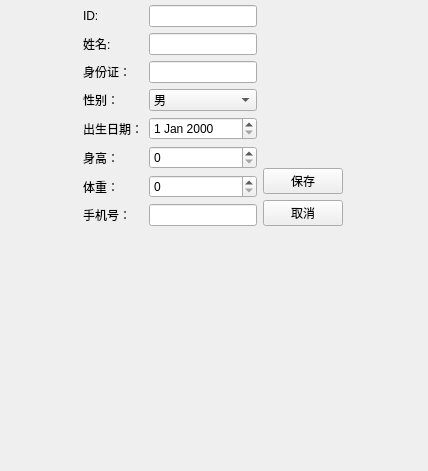
Above: patienteditview.ui from Junna223/New-project before the change. Below: the same form after it.
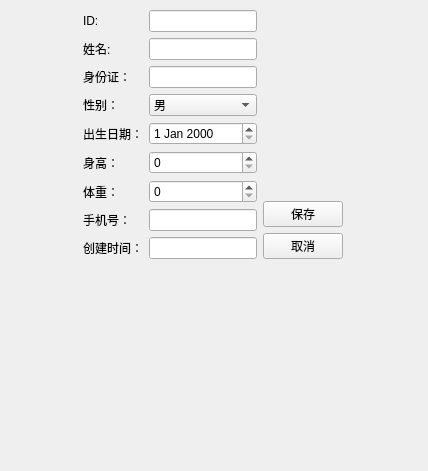
That is the form after the change.

Diff of the .ui file:
```diff
--- a/patienteditview.ui
+++ b/patienteditview.ui
@@ -19,7 +19,7 @@
      <x>31</x>
      <y>0</y>
      <width>364</width>
-     <height>231</height>
+     <height>269</height>
     </rect>
    </property>
    <layout class="QVBoxLayout" name="verticalLayout_3">
@@ -117,7 +117,11 @@
            </widget>
           </item>
           <item row="5" column="1">
-           <widget class="QSpinBox" name="spinBox"/>
+           <widget class="QSpinBox" name="dbSpinHeight">
+            <property name="maximum">
+             <number>250</number>
+            </property>
+           </widget>
           </item>
           <item row="6" column="0">
            <widget class="QLabel" name="label_7">
@@ -146,6 +150,16 @@
             </property>
            </widget>
           </item>
+          <item row="8" column="0">
+           <widget class="QLabel" name="label_9">
+            <property name="text">
+             <string>创建时间：</string>
+            </property>
+           </widget>
+          </item>
+          <item row="8" column="1">
+           <widget class="QLineEdit" name="dbCreatedTimeStamp"/>
+          </item>
          </layout>
         </item>
         <item>
```
Left out of the diff: 14 changed lines with no effect on the pictures.
